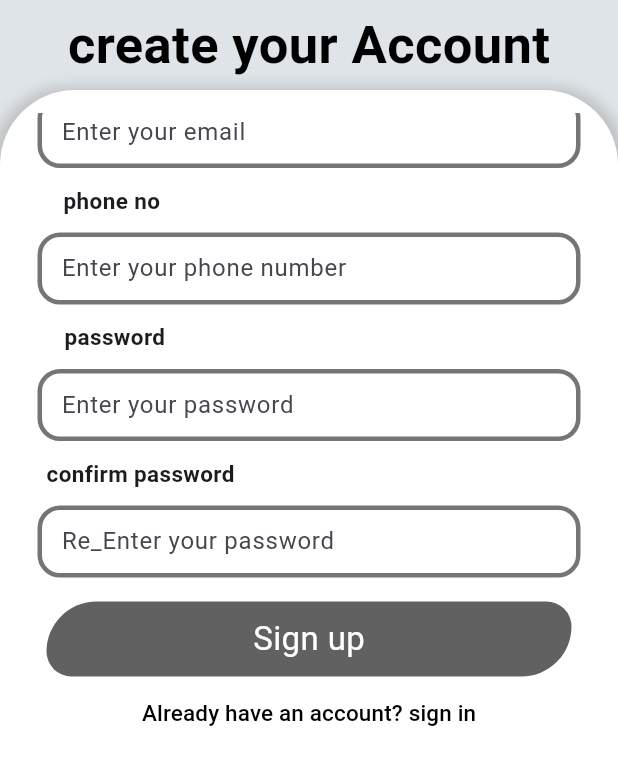
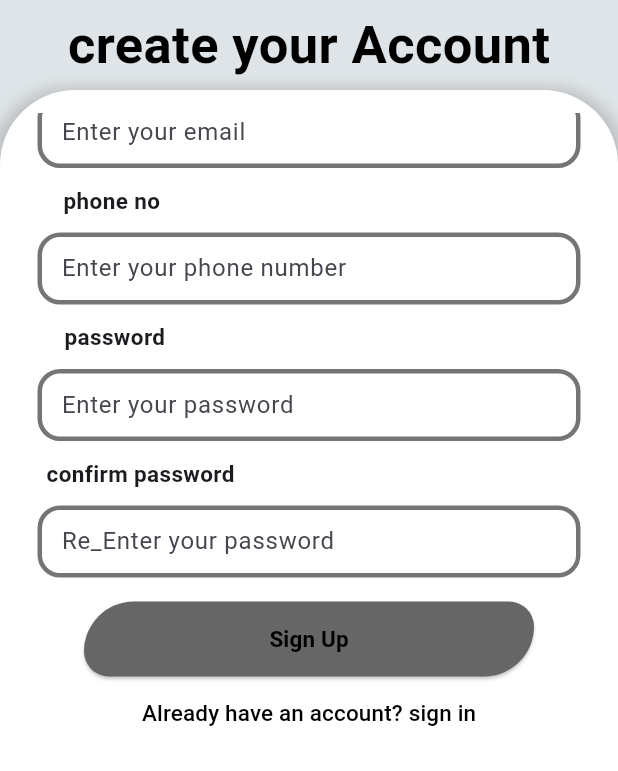
Before and after one commit to ayafathy1/movieapp, a Flutter app: the Signup screen opened directly, scrolled down 148 dp, on a phone screen of 412 x 824 dp, the part 465-1236 px from its top. Run offline on Flutter 3.47's test engine with Material 3 defaults, Android fonts, the phone set to English and light mode, and no system bars; our stand-ins replace blurrycontainer, firebase_auth, firebase_core, firebase_database, get, shared_preferences; missing offline and left inert: splash_view; accounts and stored records are empty.

Commit message:
Update input_wrapper.dart

```diff
--- a/lib/UI/Screens/Sign up/widgets/input_wrapper.dart
+++ b/lib/UI/Screens/Sign up/widgets/input_wrapper.dart
@@ -1,4 +1,7 @@
 import 'package:flutter/material.dart';
+import 'package:get/get.dart';
+import 'package:movieapp/UI/Screens/Sign%20up/controller/sign_up_controller.dart';
+import 'package:movieapp/Widgets/custom_elevated_button_widget.dart';
 import '../../../../Widgets/custom_button_widget.dart';
 import 'Input_field.dart';
 import 'button.dart';
@@ -6,7 +9,11 @@ import 'button.dart';
 class InputWrapper extends StatelessWidget {
   @override
   Widget build(BuildContext context) {
-    return Padding(
+    return GetBuilder(
+        init: SignUpController(),
+        builder: ( SignUpController controller ){
+      return
+        Padding(
           padding: EdgeInsets.all(15),
           child: SingleChildScrollView(
           child: Column(
@@ -21,7 +28,14 @@ class InputWrapper extends StatelessWidget {
     child: InputField(),
     ),
     SizedBox(height: 5,),
-                Custombutton(),
+    CustomElevatedButtonWidget(text: "Sign Up", textColor: Colors.black, onPressed:(){
+    if (controller.formkey.currentState!.validate()) {
+    controller.signUp();
+    };},
+
+
+
+    ),
             Center(
               child: TextButton(
                 onPressed: () {},
@@ -29,11 +43,11 @@ class InputWrapper extends StatelessWidget {
                   'Already have an account? sign in',
                   style: TextStyle(fontSize: 15,color: Colors.black),
                 ),
-                    )),
-
-              ],
+              ),
+            ),    ],
     ),
     ),
     );
+    });
     }
   }
```
Lines whose indentation alone changed are shown as unchanged.
